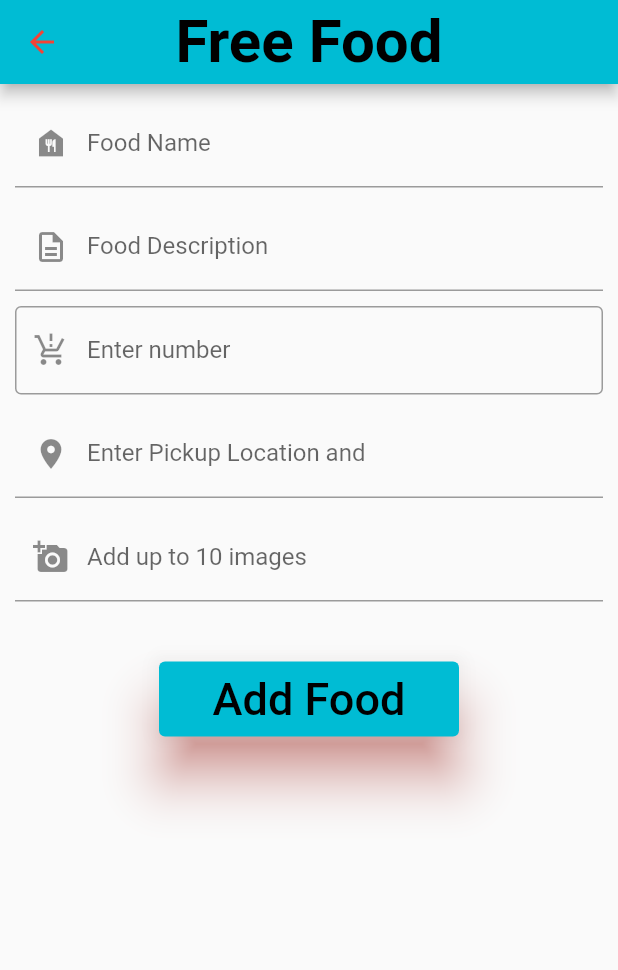
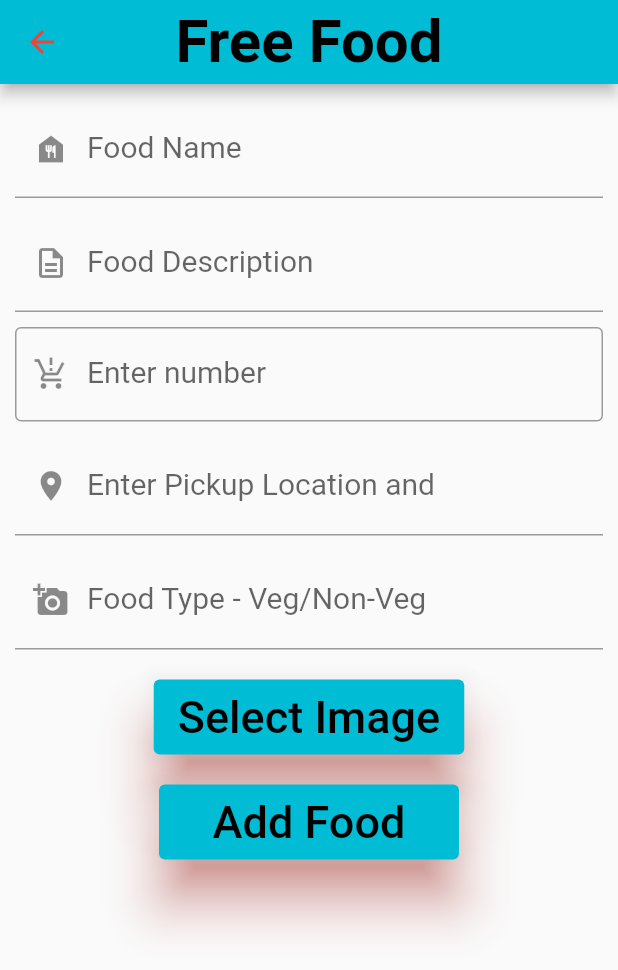
Before and after one commit to Priya-Mohod/Satiety_FlutterProject_FrontEnd, a Flutter app: the AddFreeFood screen opened by its route, on a phone screen of 412 x 824 dp. Shown: the top 970 px of the screen. Run offline on Flutter 3.47's test engine with Material 2 defaults, Android fonts, the light colour scheme and no system bars; our stand-ins replace firebase_core, google_maps_flutter, image_picker; missing offline and left inert: dart:ffi; accounts and stored records are empty.

Commit message:
Adding Multipart Request to upload image and food data.

```diff
--- a/lib/pages/FreeFood.dart
+++ b/lib/pages/FreeFood.dart
@@ -1,3 +1,5 @@
+import 'dart:io';
+
 import 'package:flutter/material.dart';
 import 'package:flutter/src/widgets/framework.dart';
 import 'package:flutter/src/widgets/placeholder.dart';
@@ -5,19 +7,30 @@ import 'package:google_maps_flutter/google_maps_flutter.dart';
 import 'package:satietyfrontend/pages/ListView.dart';
 import 'package:satietyfrontend/pages/getData.dart';
 import 'package:satietyfrontend/pages/service.dart';
+import 'package:image_picker/image_picker.dart';
 
-class AddFreeFood extends StatelessWidget {
-  AddFreeFood({super.key});
+class AddFreeFood extends StatefulWidget {
+  const AddFreeFood({super.key});
 
+  @override
+  State<AddFreeFood> createState() => _AddFreeFoodState();
+}
+
+class _AddFreeFoodState extends State<AddFreeFood> {
   final _free_food_formfield = GlobalKey<FormState>();
-  final freeFoodNameController = TextEditingController();
-  final freeFoodDescriptionController = TextEditingController();
-  final freeFoodQuantityController = TextEditingController();
-  final freeFoodAddressController = TextEditingController();
-  final freeFoodImageUrlController = TextEditingController();
+  final foodNameController = TextEditingController();
+  final foodDescriptionController = TextEditingController();
+  final foodQuantityController = TextEditingController();
+  final foodAddressController = TextEditingController();
+  final foodImageUriController = TextEditingController();
+  final foodTypeController = TextEditingController();
 
   Service service = Service();
   Data data = Data();
+
+  File? image;
+  final picker = ImagePicker();
+  bool showSpinner = false;
 
   @override
   Widget build(BuildContext context) {
@@ -52,7 +65,8 @@ class AddFreeFood extends StatelessWidget {
                 SizedBox(height: 10),
                 TextFormField(
                   keyboardType: TextInputType.text,
-                  controller: freeFoodNameController,
+                  style: TextStyle(fontSize: 20),
+                  controller: foodNameController,
                   decoration: const InputDecoration(
                     labelText: "Food Name",
                     focusedBorder: UnderlineInputBorder(
@@ -64,7 +78,8 @@ class AddFreeFood extends StatelessWidget {
                 SizedBox(height: 10),
                 TextFormField(
                   keyboardType: TextInputType.multiline,
-                  controller: freeFoodDescriptionController,
+                  style: TextStyle(fontSize: 20),
+                  controller: foodDescriptionController,
                   decoration: const InputDecoration(
                     labelText: "Food Description",
                     prefixIcon: Icon(Icons.description_outlined),
@@ -73,7 +88,8 @@ class AddFreeFood extends StatelessWidget {
                 SizedBox(height: 10),
                 TextFormField(
                   keyboardType: TextInputType.text,
-                  controller: freeFoodQuantityController,
+                  style: TextStyle(fontSize: 20),
+                  controller: foodQuantityController,
                   decoration: const InputDecoration(
                     labelText: "Enter number",
                     prefixIcon: Icon(Icons.production_quantity_limits),
@@ -83,7 +99,8 @@ class AddFreeFood extends StatelessWidget {
                 SizedBox(height: 10),
                 TextFormField(
                   keyboardType: TextInputType.text,
-                  controller: freeFoodAddressController,
+                  style: TextStyle(fontSize: 20),
+                  controller: foodAddressController,
                   decoration: const InputDecoration(
                     labelText: "Enter Pickup Location and",
                     prefixIcon: Icon(Icons.location_on),
@@ -92,13 +109,55 @@ class AddFreeFood extends StatelessWidget {
                 SizedBox(height: 10),
                 TextFormField(
                   keyboardType: TextInputType.text,
-                  controller: freeFoodImageUrlController,
+                  style: TextStyle(fontSize: 20),
+                  controller: foodTypeController,
                   decoration: const InputDecoration(
-                    labelText: "Add up to 10 images",
+                    labelText: "Food Type - Veg/Non-Veg",
                     prefixIcon: Icon(Icons.add_a_photo),
                   ),
                 ),
-                SizedBox(height: 20),
+                SizedBox(height: 10),
+
+                // show image here if image is selected
+                if (image != null)
+                  Image.file(File(image!.path).absolute,
+                      width: 200, height: 200),
+                SizedBox(height: 10),
+
+                // select image button
+                ElevatedButton(
+                  style: ElevatedButton.styleFrom(
+                    backgroundColor: Colors.cyan,
+                    foregroundColor: Colors.black,
+                    shadowColor: Colors.red,
+                    elevation: 15,
+                    minimumSize: const Size(200, 50),
+                  ),
+                  onPressed: () async {
+                    final pickedFile = await picker.pickImage(
+                      source: ImageSource.gallery,
+                      imageQuality: 80,
+                    );
+                    if (pickedFile != null) {
+                      image = File(pickedFile.path);
+
+                      setState(() {});
+                    }
+                  },
+                  child: const Text('Select Image',
+                      style: TextStyle(fontSize: 30)),
+                ),
+
+                // TextFormField(
+                //   keyboardType: TextInputType.text,
+                //   style: TextStyle(fontSize: 20),
+                //   controller: foodImageUriController,
+                //   decoration: const InputDecoration(
+                //     labelText: "paste image url here",
+                //     prefixIcon: Icon(Icons.add_a_photo),
+                //   ),
+                // ),
+                // SizedBox(height: 20),
                 SizedBox(height: 20),
                 ElevatedButton(
                   style: ElevatedButton.styleFrom(
@@ -109,19 +168,31 @@ class AddFreeFood extends StatelessWidget {
                     minimumSize: const Size(200, 50),
                   ),
                   onPressed: () {
-                    service.saveFoodDetails(
-                      freeFoodNameController.text,
-                      freeFoodDescriptionController.text,
-                      int.parse(freeFoodQuantityController.text),
-                      freeFoodAddressController.text,
-                      freeFoodImageUrlController.text,
-                    );
-                    print("Food Name: ${freeFoodNameController.text}");
+                    if (image == null) {
+                      ScaffoldMessenger.of(context).showSnackBar(
+                        const SnackBar(
+                          content: Text('Please select an image'),
+                        ),
+                      );
+                      return;
+                    }
+                    service.sendFoodDetailsWithFile(
+                        foodNameController.text,
+                        foodDescriptionController.text,
+                        int.parse(foodQuantityController.text),
+                        foodAddressController.text,
+                        foodImageUriController.text,
+                        foodTypeController.text,
+                        image);
+
+                    print("Food Name: ${foodNameController.text}");
                     print(
-                        "Food Description: ${freeFoodDescriptionController.text}");
-                    print("Food Quantity: ${freeFoodQuantityController.text}");
-                    print("Food Address: ${freeFoodAddressController.text}");
-                    print("Image Url: ${freeFoodImageUrlController.text}");
+                        "Food Description: ${foodDescriptionController.text}");
+                    print("Food Quantity: ${foodQuantityController.text}");
+                    print("Food Address: ${foodAddressController.text}");
+                    print("Food Image Uri: ${foodImageUriController.text}");
+                    print("Food Type: ${foodTypeController.text}");
+
                     Navigator.push(
                         context,
                         MaterialPageRoute(
--- a/lib/pages/ListView.dart
+++ b/lib/pages/ListView.dart
@@ -20,7 +20,7 @@ List allData = [];
 
 class _ListViewPageState extends State<ListViewPage> {
   Future getData() async {
-    var url = Uri.parse('http://192.168.0.70:8080/getall');
+    var url = Uri.parse('http://192.168.0.89:8080/getall');
     var response = await http.get(url);
     if (response.statusCode == 200) {
       setState(() {
--- a/lib/pages/getData.dart
+++ b/lib/pages/getData.dart
@@ -4,7 +4,7 @@ import 'dart:async';
 
 class Data {
   Future getData() async {
-    var url = Uri.parse('http://192.168.0.70:8080/getall');
+    var url = Uri.parse('http://192.168.0.89:8080/getall');
     var response = await http.get(url);
     var data = json.decode(response.body);
     print('fetched: $data');
--- a/pubspec.yaml
+++ b/pubspec.yaml
@@ -38,7 +38,10 @@ dependencies:
   curved_navigation_bar: ^1.0.3
   google_maps_flutter: ^2.3.0
   http: ^0.13.6
-  image_picker: ^1.0.0
+  url_launcher: ^6.0.9
+  firebase_core: ^2.15.0
+  path_provider: ^2.0.15
+  image_picker: ^0.8.4+4
 
 
 dev_dependencies:
```
Also changed, not shown: lib/main.dart (+13 -5 lines), lib/pages/Register.dart (added, +291 -0 lines), lib/pages/service.dart (+45 -20 lines), images/imageURL-Check.png (added), lib/firebase_options.dart (added), pubspec.lock, 19 other files.
